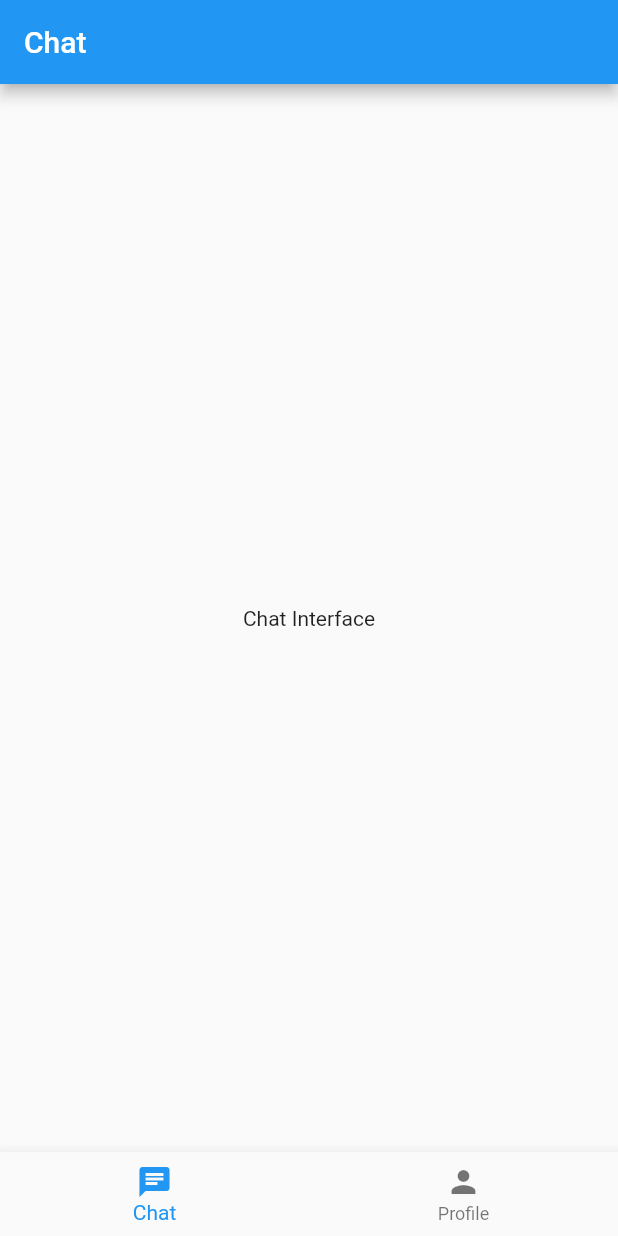
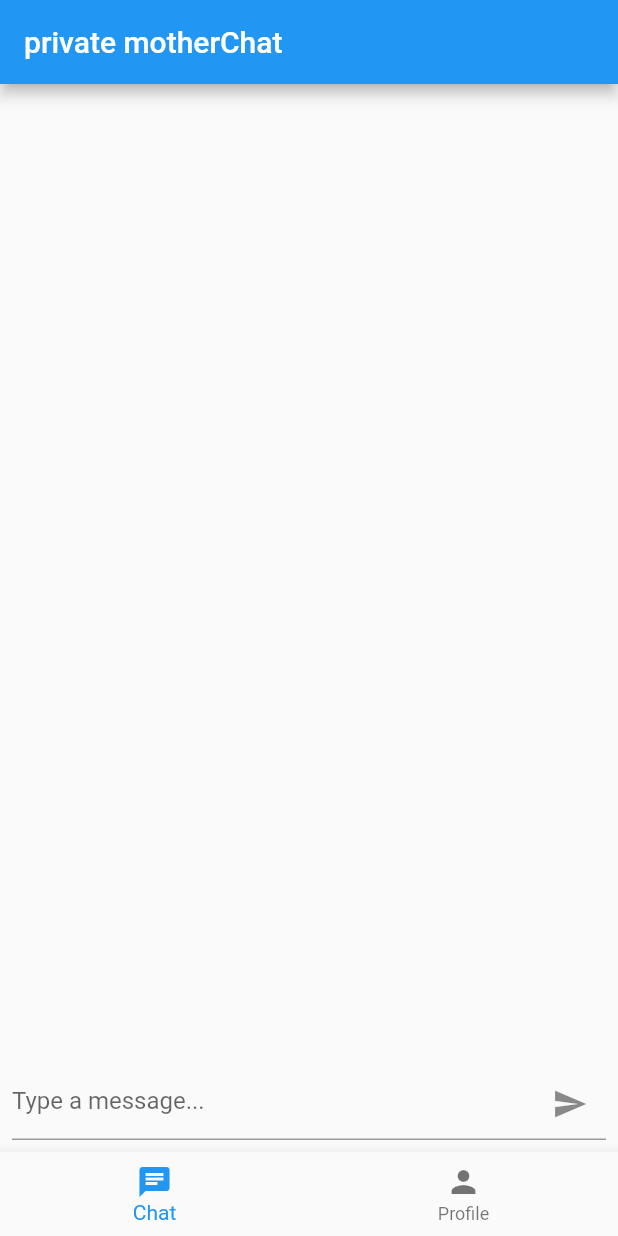
Before and after one commit to alfredirimaso/chat_app, a Flutter app: the screen it shows after launch, on a phone screen of 412 x 824 dp. Run offline on Flutter 3.47's test engine with Material 2 defaults, Android fonts, the phone set to English and light mode, and no system bars.

Commit message:
maternal app

```diff
--- a/lib/chat_screen.dart
+++ b/lib/chat_screen.dart
@@ -1,17 +1,140 @@
+import 'dart:convert';
+
+import 'package:flutter/foundation.dart';
 import 'package:flutter/material.dart';
+import 'package:http/http.dart' as http;
 
-class ChatScreen extends StatelessWidget {
-  const ChatScreen({super.key});
+class ChatPage extends StatefulWidget {
+  const ChatPage({super.key});
+
+  @override
+  State<ChatPage> createState() => _ChatPageState();
+}
+
+class _ChatPageState extends State<ChatPage> {
+  final TextEditingController _inputController = TextEditingController();
+  final List<ChatMessage> _messages = [];
+
+  // Replace with your OpenAI API key
+  final String apiKey = "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";
+  final String apiUrl = "https://api.openai.com/v1/engines/davinci/completions";
+
+  void _sendMessage(String message) async {
+    _inputController.clear();
+    _addMessage(message, true);
+
+    final response = await http.post(
+      Uri.parse(apiUrl),
+      headers: {
+        "Content-Type": "application/json",
+        "Authorization": "Bearer $apiKey",
+      },
+      body: jsonEncode({
+        "prompt": "Give ANTENATAL CARE RELATED FEEDBACK $message",
+        "max_tokens": 50, // Adjust as needed
+        "model": "davinci" // Specify the model
+      }),
+    );
+
+    if (response.statusCode == 200) {
+      final Map<String, dynamic> data = jsonDecode(response.body);
+      final String botReply = data['choices'][0]['text'];
+      _addMessage(botReply, false);
+    } else {
+      if (kDebugMode) {
+        print("Error: ${response.statusCode}");
+      }
+    }
+  }
+
+  void _addMessage(String text, bool isUserMessage) {
+    setState(() {
+      _messages.add(ChatMessage(text, isUserMessage));
+    });
+  }
 
   @override
   Widget build(BuildContext context) {
     return Scaffold(
       appBar: AppBar(
-        title: const Text('Chat'),
+        title: const Text('private motherChat'),
       ),
-      body: const Center(
-        child: Text('Chat Interface'),
+      body: Column(
+        children: <Widget>[
+          Expanded(
+            child: ListView.builder(
+              itemCount: _messages.length,
+              itemBuilder: (context, index) {
+                final message = _messages[index];
+                return Align(
+                  alignment: message.isUserMessage
+                      ? Alignment.topLeft
+                      : Alignment.topRight,
+                  child: ChatBubble(message.text, message.isUserMessage),
+                );
+              },
+            ),
+          ),
+          Padding(
+            padding: const EdgeInsets.all(8.0),
+            child: TextField(
+              controller: _inputController,
+              decoration: InputDecoration(
+                hintText: 'Type a message...',
+                suffixIcon: IconButton(
+                  icon: const Icon(Icons.send),
+                  onPressed: () {
+                    final userMessage = _inputController.text;
+                    if (userMessage.isNotEmpty) {
+                      _sendMessage(userMessage);
+                    }
+                  },
+                ),
+              ),
+            ),
+          ),
+        ],
       ),
     );
   }
 }
+
+class ChatMessage {
+  final String text;
+  final bool isUserMessage;
+
+  ChatMessage(this.text, this.isUserMessage);
+}
+
+class ChatBubble extends StatelessWidget {
+  final String text;
+  final bool isUserMessage;
+
+  const ChatBubble(this.text, this.isUserMessage, {super.key});
+
+  @override
+  Widget build(BuildContext context) {
+    return Container(
+      margin: const EdgeInsets.symmetric(vertical: 5.0, horizontal: 10.0),
+      padding: const EdgeInsets.all(10.0),
+      decoration: BoxDecoration(
+        color: isUserMessage ? Colors.blue : Colors.green,
+        borderRadius: isUserMessage
+            ? const BorderRadius.only(
+                topLeft: Radius.circular(15.0),
+                topRight: Radius.circular(15.0),
+                bottomRight: Radius.circular(15.0),
+              )
+            : const BorderRadius.only(
+                topLeft: Radius.circular(15.0),
+                topRight: Radius.circular(15.0),
+                bottomLeft: Radius.circular(15.0),
+              ),
+      ),
+      child: Text(
+        text,
+        style: const TextStyle(fontSize: 16.0, color: Colors.white),
+      ),
+    );
+  }
+}
--- a/lib/main.dart
+++ b/lib/main.dart
@@ -1,4 +1,5 @@
 import 'package:flutter/material.dart';
+
 import 'chat_screen.dart';
 import 'profile_screen.dart';
 
@@ -18,7 +19,7 @@ class _MyAppState extends State<MyApp> {
   int _selectedIndex = 0;
 
   final List<Widget> _screens = [
-    const ChatScreen(),
+    const ChatPage(),
     const ProfileScreen(),
   ];
 
--- a/pubspec.yaml
+++ b/pubspec.yaml
@@ -35,6 +35,7 @@ dependencies:
   # The following adds the Cupertino Icons font to your application.
   # Use with the CupertinoIcons class for iOS style icons.
   cupertino_icons: ^1.0.2
+  http: ^1.1.0
 
 dev_dependencies:
   flutter_test:
```
Also changed, not shown: pubspec.lock.
